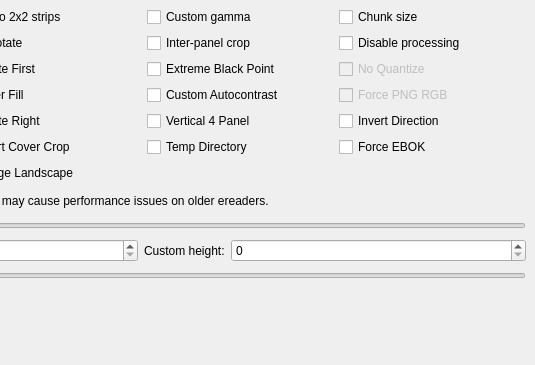
Before: the Qt Designer form gui/KCC.ui in ciromattia/kcc, drawn with Qt 5; both pictures show x 248 to 783 and y 402 to 767 of the 783 by 767 pixel window.
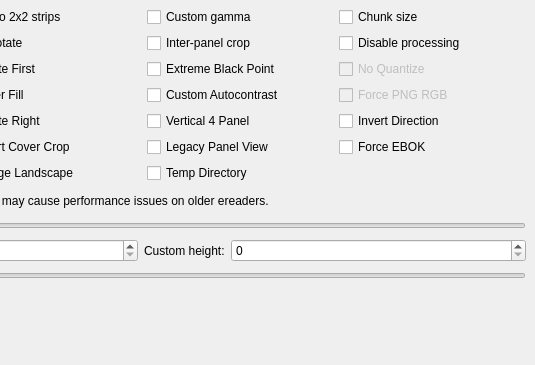
After: the same form once the commit is applied. Icons and pictures are not drawn.

Commit message: add Legacy Panel View option from KCC 6 (#1445)

The edit to the form file:
```diff
--- a/gui/KCC.ui
+++ b/gui/KCC.ui
@@ -419,16 +419,6 @@
          </property>
         </widget>
        </item>
-       <item row="10" column="2">
-        <widget class="QCheckBox" name="tempDirBox">
-         <property name="toolTip">
-          <string>&lt;html&gt;&lt;head/&gt;&lt;body&gt;&lt;p&gt;&lt;span style=&quot; font-weight:600; text-decoration: underline;&quot;&gt;Unchecked - Main Drive&lt;br/&gt;&lt;/span&gt;Use dedicated temporary directory on main OS drive.&lt;/p&gt;&lt;p&gt;&lt;span style=&quot; font-weight:600; text-decoration: underline;&quot;&gt;Checked - Source File Drive&lt;br/&gt;&lt;/span&gt;Create temporary file directory on source file drive.&lt;/p&gt;&lt;/body&gt;&lt;/html&gt;</string>
-         </property>
-         <property name="text">
-          <string>Temp Directory</string>
-         </property>
-        </widget>
-       </item>
        <item row="6" column="3">
         <widget class="QCheckBox" name="disableProcessingBox">
          <property name="toolTip">
@@ -984,6 +974,28 @@
          </property>
         </widget>
        </item>
+       <item row="11" column="2">
+        <widget class="QCheckBox" name="tempDirBox">
+         <property name="toolTip">
+          <string>&lt;html&gt;&lt;head/&gt;&lt;body&gt;&lt;p&gt;&lt;span style=&quot; font-weight:600; text-decoration: underline;&quot;&gt;Unchecked - Main Drive&lt;br/&gt;&lt;/span&gt;Use dedicated temporary directory on main OS drive.&lt;/p&gt;&lt;p&gt;&lt;span style=&quot; font-weight:600; text-decoration: underline;&quot;&gt;Checked - Source File Drive&lt;br/&gt;&lt;/span&gt;Create temporary file directory on source file drive.&lt;/p&gt;&lt;/body&gt;&lt;/html&gt;</string>
+         </property>
+         <property name="text">
+          <string>Temp Directory</string>
+         </property>
+        </widget>
+       </item>
+       <item row="10" column="2">
+        <widget class="QCheckBox" name="legacyPanelViewBox">
+         <property name="toolTip">
+          <string>Use legacy panel view method from KCC 6.
+
+Kind of works on firmwares 5.19.2 (before revert) and 5.19.3+</string>
+         </property>
+         <property name="text">
+          <string>Legacy Panel View</string>
+         </property>
+        </widget>
+       </item>
       </layout>
      </widget>
     </item>
```
The commit also changes 4 other files.
